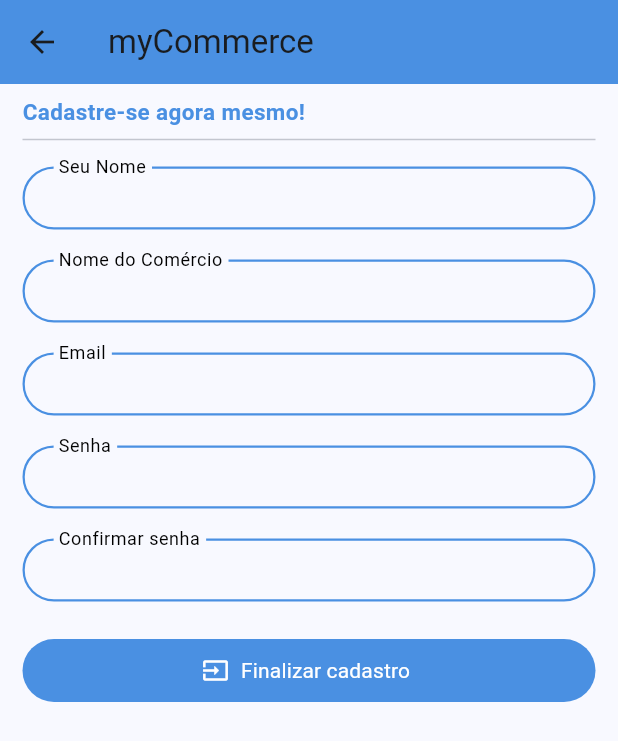
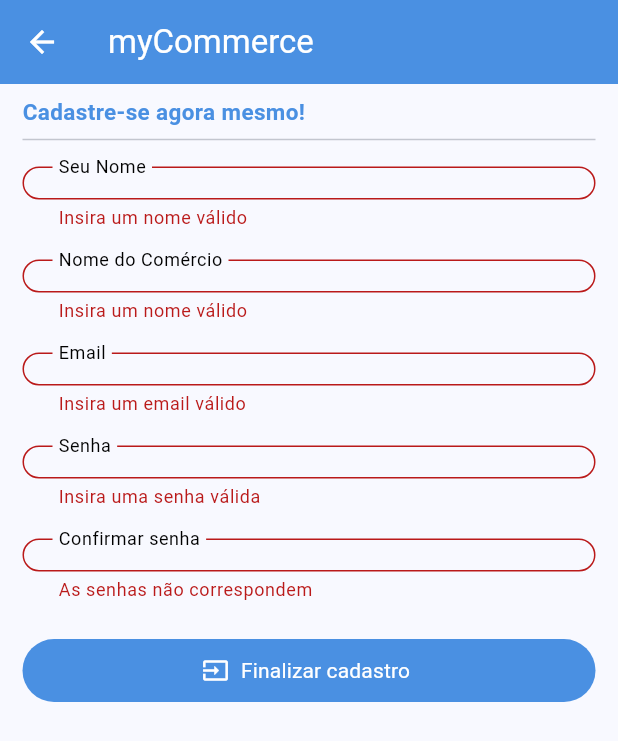
Before and after one commit to devcsuzarte/myCommerce_Flutter, a Flutter app: the RegisterScreen screen opened directly, after a tap on "Finalizar cadastro", on a phone screen of 412 x 824 dp. Shown: the top 741 px of the screen. Run offline on Flutter 3.47's test engine with Material 3 defaults, Android fonts, the phone set to English and light mode, and no system bars; our stand-ins replace cloud_firestore, firebase_auth, firebase_core, modal_progress_hud_nsn; accounts and stored records are empty.

Commit message:
Fix formkey error

```diff
--- a/lib/constants.dart
+++ b/lib/constants.dart
@@ -5,6 +5,7 @@ const kPrimaryColor = Colors.white;
 const kSecondaryColor = Color(0xFF4A90E2);
 const kTitleColor = Color(0xFF0D0D0D);
 const kTextColor = Color(0xFF828285);
+const kAppBarTitleColor = Colors.white;
 // #0C183E
 // #4CD0FE
 
--- a/lib/screens/add_item_screen/add_item_screen.dart
+++ b/lib/screens/add_item_screen/add_item_screen.dart
@@ -36,7 +36,7 @@ class _AddItemScreenState extends State<AddItemScreen> {
         appBar: AppBar(
           title: Text("Cadastro de Produto",
             style: TextStyle(
-              color: Colors.white
+              color: kAppBarTitleColor
             ),
           ),
           backgroundColor: kSecondaryColor,
--- a/lib/screens/bills_screen/cupertino_bill_screen.dart
+++ b/lib/screens/bills_screen/cupertino_bill_screen.dart
@@ -11,7 +11,11 @@ class CupertinoBillScreen extends StatelessWidget {
     return Scaffold(
       appBar: AppBar(
         backgroundColor: kSecondaryColor,
-        title: Text('Minhas vendas'),
+        title: Text('Minhas vendas',
+          style: TextStyle(
+            color: kAppBarTitleColor,
+          ),
+        ),
       ),
       body: SafeArea(
         child: Container(
--- a/lib/screens/login_screen/login_screen.dart
+++ b/lib/screens/login_screen/login_screen.dart
@@ -74,6 +74,7 @@ class _LoginScreenState extends State<LoginScreen> {
                           SizedBox(
                             height: 42,
                             child: TextField(
+                              obscureText: true,
                               onChanged: (text) {
                                 password = text;
                               },
--- a/lib/screens/register_screen/register_screen.dart
+++ b/lib/screens/register_screen/register_screen.dart
@@ -14,6 +14,7 @@ class RegisterScreen extends StatefulWidget {
 }
 
 class _RegisterScreenState extends State<RegisterScreen> {
+  final formKey = GlobalKey<FormState>();
   final _auth = FirebaseAuth.instance;
   UserModel user = UserModel();
   late String password;
@@ -25,10 +26,13 @@ class _RegisterScreenState extends State<RegisterScreen> {
       },
       child: Scaffold(
         appBar: AppBar(
+          foregroundColor: kAppBarTitleColor,
           backgroundColor: kSecondaryColor,
           title: Text('myCommerce'),
         ),
-        body: Padding(
+        body: Form(
+          key: formKey,
+          child: Padding(
             padding: const EdgeInsets.symmetric(horizontal: 15.0, vertical: 8.0),
             child: Column(
               crossAxisAlignment: CrossAxisAlignment.start,
@@ -45,61 +49,97 @@ class _RegisterScreenState extends State<RegisterScreen> {
                 ),
                 SizedBox(
                   height: 42,
-                child: TextField(
-                  onChanged: (text) {
-                    //email = text;
-                    user.userName = text;
-                  },
+                  child: TextFormField(
                     decoration: kInputDecoration.copyWith(
                         labelText: 'Seu Nome'
                     ),
+                    textInputAction: TextInputAction.next,
+                    autovalidateMode: AutovalidateMode.onUserInteraction,
+                    validator: (value) {
+                      if (value == null || value.isEmpty) {
+                        return 'Insira um nome válido';
+                      } else {
+                        user.userName = value;
+                        return null;
+                      }
+                    },
                   ),
                 ),
                 kTextFieldSeparator,
                 SizedBox(
                   height: 42,
-                child: TextField(
-                  onChanged: (text) {
-                    //email = text;
-                    user.commerceName = text;
-                  },
+                  child: TextFormField(
                     decoration: kInputDecoration.copyWith(
                         labelText: 'Nome do Comércio'
                     ),
+                    textInputAction: TextInputAction.next,
+                    autovalidateMode: AutovalidateMode.onUserInteraction,
+                    validator: (text) {
+                      if (text == null || text.isEmpty) {
+                        return 'Insira um nome válido';
+                      } else {
+                        user.commerceName = text;
+                        return null;
+                      }
+                    },
                   ),
                 ),
                 kTextFieldSeparator,
                 SizedBox(
                   height: 42,
-                child: TextField(
-                  onChanged: (text) {
-                    //email = text;
-                    user.userEmail = text;
-                  },
+                  child: TextFormField(
                     decoration: kInputDecoration.copyWith(
                           labelText: 'Email'
                     ),
+                    textInputAction: TextInputAction.next,
+                    autovalidateMode: AutovalidateMode.onUserInteraction,
+                    validator: (text) {
+                      if (text == null || text.isEmpty) {
+                        return 'Insira um email válido';
+                      } else {
+                        user.userEmail = text;
+                        return null;
+                      }
+                    },
                   ),
                 ),
                 kTextFieldSeparator,
                 SizedBox(
                   height: 42,
-                child: TextField(
-                  onChanged: (text) {
-                    password = text;
-                  },
+                  child: TextFormField(
                     decoration: kInputDecoration.copyWith(
                         labelText: 'Senha'
                     ),
+                    obscureText: true,
+                    textInputAction: TextInputAction.next,
+                    autovalidateMode: AutovalidateMode.onUserInteraction,
+                    validator: (text) {
+                      if (text == null || text.isEmpty) {
+                        return 'Insira uma senha válida';
+                      } else {
+                        password = text;
+                        return null;
+                      }
+                    },
                   ),
                 ),
                 kTextFieldSeparator,
                 SizedBox(
                   height: 42,
-                child: TextField(
+                  child: TextFormField(
                     decoration: kInputDecoration.copyWith(
                         labelText: 'Confirmar senha'
                     ),
+                    obscureText: true,
+                    textInputAction: TextInputAction.next,
+                    autovalidateMode: AutovalidateMode.onUserInteraction,
+                    validator: (text) {
+                      if ((text == null || text.isEmpty) || text != password) {
+                        return 'As senhas não correspondem';
+                      } else {
+                        return null;
+                      }
+                    },
                   ),
                 ),
                 SizedBox(
@@ -114,6 +154,8 @@ class _RegisterScreenState extends State<RegisterScreen> {
                       backgroundColor: kSecondaryColor,
                     ),
                     onPressed: () async {
+                      final form = formKey.currentState!;
+                      if(form.validate()) {
                         final newUser = await _auth.createUserWithEmailAndPassword(
                           email: user.userEmail!,
                           password: password,
@@ -125,6 +167,7 @@ class _RegisterScreenState extends State<RegisterScreen> {
                           UsersData().registerOwnerUser(user);
                           Navigator.pop(context);
                         }
+                      }
                     },
                     icon: const Icon(Icons.input),
                     label: const Text('Finalizar cadastro'),
@@ -134,6 +177,7 @@ class _RegisterScreenState extends State<RegisterScreen> {
             ),
           ),
         ),
+      ),
     );
   }
 }
--- a/lib/widgets/items_screen_widgets/item_counter.dart
+++ b/lib/widgets/items_screen_widgets/item_counter.dart
@@ -1,5 +1,6 @@
 import 'package:flutter/cupertino.dart';
 import 'package:flutter/material.dart';
+import 'package:mycommerce/constants.dart';
 import 'package:provider/provider.dart';
 
 import '../../controller/commerce_data.dart';
@@ -25,11 +26,14 @@ class ItemCounter extends StatelessWidget {
               children: [
                 SizedBox(
                   width: 56,
-                  child: Icon(isSaleActivate ? CupertinoIcons.archivebox_fill : CupertinoIcons.cube_box_fill),
+                  child: Icon(CupertinoIcons.cube_box_fill, color: kTextColor,),
                 ),
                 Text(isSaleActivate ? 'Total de itens' : 'Itens selecionados'),
                 Spacer(),
-                Text(isSaleActivate ? '${Provider.of<ItemData>(context, listen: false).itemsList.length}' : '${Provider.of<ItemData>(context, listen: false).finishSaleList.length}'),
+                Text('${Provider.of<ItemData>(context, listen: false).finishSaleList.length}', style: TextStyle(
+                  color: kSecondaryColor,
+                  fontWeight: FontWeight.bold,
+                ),),
               ],
             ),
           ),
```
Also changed, not shown: lib/widgets/navigation_bar/appbar_default.dart (deleted). Lines whose indentation alone changed are shown as unchanged.
